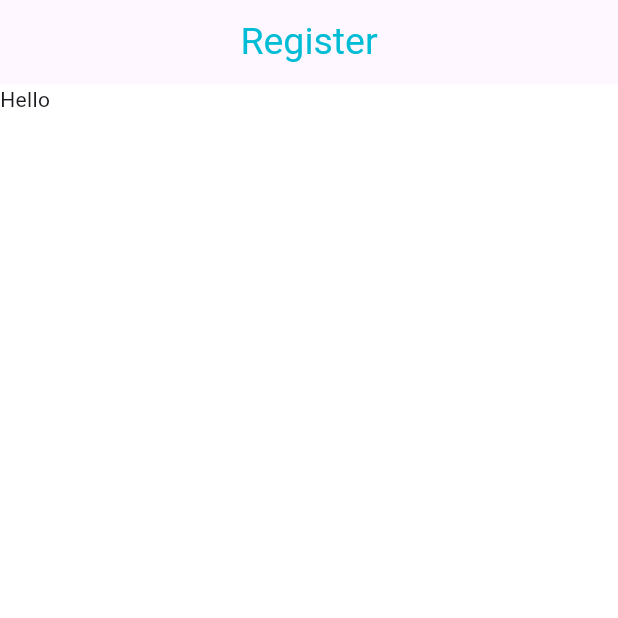
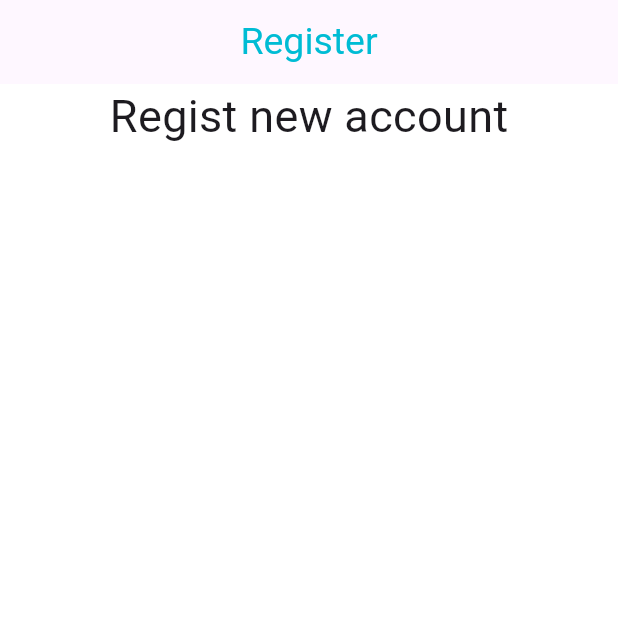
Before and after one commit to zzNatezz/FLUTTER_MUSIUM, a Flutter app: the RegisterPage screen opened by its route, on a phone screen of 412 x 824 dp, the top half of it. Run offline on Flutter 3.47's test engine with Material 3 defaults, Android fonts, the phone set to English and light mode, and no system bars; our stand-ins replace bloc, dio, equatable, firebase_auth, firebase_core, flutter_bloc and 4 more; missing offline and left inert: dart_jsonwebtoken; accounts and stored records are empty.

Commit message:
proocesign ladingpage

```diff
--- a/lib/core/cubit/auth/auth_musium/auth_cubit.dart
+++ b/lib/core/cubit/auth/auth_musium/auth_cubit.dart
@@ -8,6 +8,7 @@ import 'package:golobe/core/cubit/auth/auth_musium/auth_state.dart';
 import 'package:golobe/core/repo/repo_auth/auth_repo.dart';
 import 'package:golobe/core/repo/repo_auth/exceptions/auth_exept.dart';
 import 'package:golobe/core/repo/repo_auth/exceptions/gg_exept.dart';
+import 'package:golobe/layout/landing_page/landing_page.dart';
 
 class AuthCubit extends Cubit<AuthState> {
   AuthCubit() : super(AuthStart());
@@ -26,7 +27,7 @@ class AuthCubit extends Cubit<AuthState> {
       }
       await _authRepo.authLogin(email: email, password: password);
       if (context.mounted) {
-        context.pushReplacement('/intro');
+        context.pushReplacement('/${LandingPage.landingPageRoute}');
       }
       emit(AuthCompleted());
     } on Exception catch (e) {
@@ -34,6 +35,7 @@ class AuthCubit extends Cubit<AuthState> {
       return AlerException(mess: e.toString()).AlertAuth(context: context);
     } catch (e) {
       emit(AuthError(e.toString()));
+      devlog.log('Un Expect Error for Dev :) --> $e');
     }
   }
 
--- /dev/null
+++ b/lib/layout/landing_page/components/list_songs.dart
@@ -0,0 +1 @@
+import 'package:flutter/material.dart';
--- a/lib/layout/login/components/login_form_field.dart
+++ b/lib/layout/login/components/login_form_field.dart
@@ -113,7 +113,6 @@ class _LoginFormFieldState extends State<LoginFormField> {
             )
           ],
         ),
-
         SizedBox(
           width: double.infinity,
           height: 50,
--- a/lib/layout/sign_up/sign_up.dart
+++ b/lib/layout/sign_up/sign_up.dart
@@ -15,7 +15,13 @@ class RegisterPage extends StatelessWidget {
           style: TextStyle(color: Colorscontroller.loginButton, fontSize: 25),
         ),
       ),
-      body: const Text('Hello'),
+      body: const Column(
+        children: [
+          Center(
+              child:
+                  Text('Regist new account', style: TextStyle(fontSize: 30))),
+        ],
+      ),
     );
   }
 }
--- a/lib/router/router.dart
+++ b/lib/router/router.dart
@@ -1,6 +1,6 @@
 import 'package:flutter/cupertino.dart';
 import 'package:go_router/go_router.dart';
-import 'package:golobe/layout/introPage/introPage.dart';
+import 'package:golobe/layout/landing_page/landing_page.dart';
 import 'package:golobe/layout/login/login.dart';
 import 'package:golobe/layout/sign_up/sign_up.dart';
 
@@ -13,9 +13,9 @@ GoRouter goRouter() {
         },
         routes: <RouteBase>[
           GoRoute(
-            path: IntroPage.IntroPageRoute,
+            path: LandingPage.landingPageRoute,
             builder: (BuildContext context, GoRouterState state) =>
-                const IntroPage(),
+                const LandingPage(),
           ),
         ]),
     GoRoute(
--- a/lib/utils/assetsStorage/icon.dart
+++ b/lib/utils/assetsStorage/icon.dart
@@ -15,4 +15,5 @@ class IconsPath {
   static const String share = 'assets/icon/share.svg';
   static const String email = 'assets/icon/email.svg';
   static const String lock = 'assets/icon/lock.svg';
+  static const String bell = 'assets/icon/bell.svg';
 }
```
Also changed, not shown: lib/layout/introPage/introPage.dart (deleted, +0 -19 lines), lib/layout/landing_page/landing_page.dart (added, +44 -0 lines), lib/layout/sign_up/sign_form_fied.dart (added, +10 -0 lines), assets/icon/bell.svg (added).
